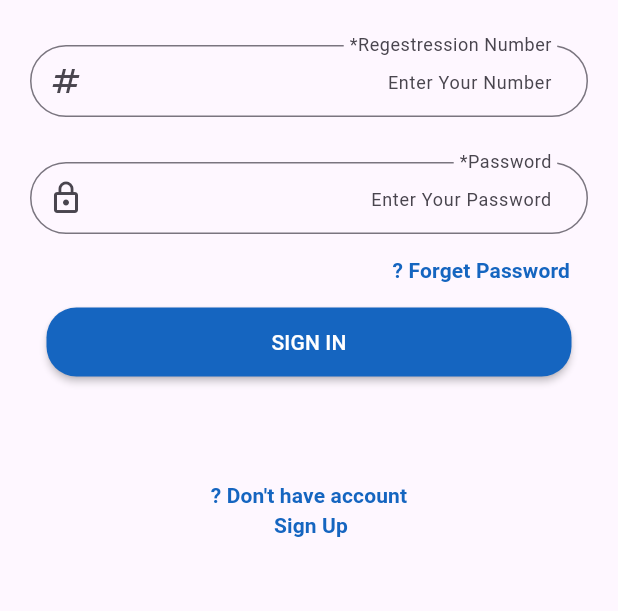
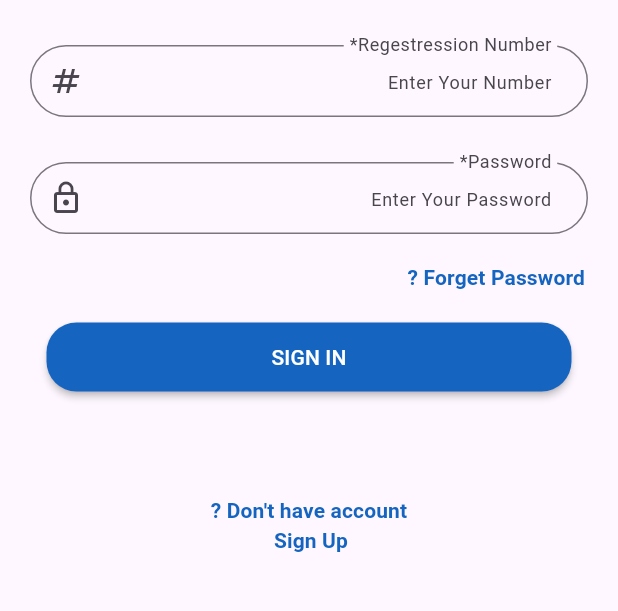
Before and after one commit to Omar-Qaneer/LetsGraduate_Mobile, a Flutter app: the screen it shows after launch, after a tap on "Ar", on a phone screen of 412 x 824 dp, the part 384-995 px from its top. Run offline on Flutter 3.47's test engine with Material 3 defaults, Android fonts, the phone set to English and light mode, and no system bars; our stand-ins replace get, shared_preferences.

Commit message:
Edit on Padding of ForgetPassword TextButton

```diff
--- a/lib/view/screen/auth/login.dart
+++ b/lib/view/screen/auth/login.dart
@@ -50,7 +50,8 @@ class Login extends StatelessWidget {
 
                 //forgetPassword_button
                 Padding(
-                    padding: const EdgeInsets.only(right: 20),
+                    padding:
+                        const EdgeInsets.symmetric(vertical: 5, horizontal: 10),
                     child: CustomTextButtonAuth(
                       textOfTextButton: "Forget Password ?",
                       alignment: Alignment.centerRight,
```
